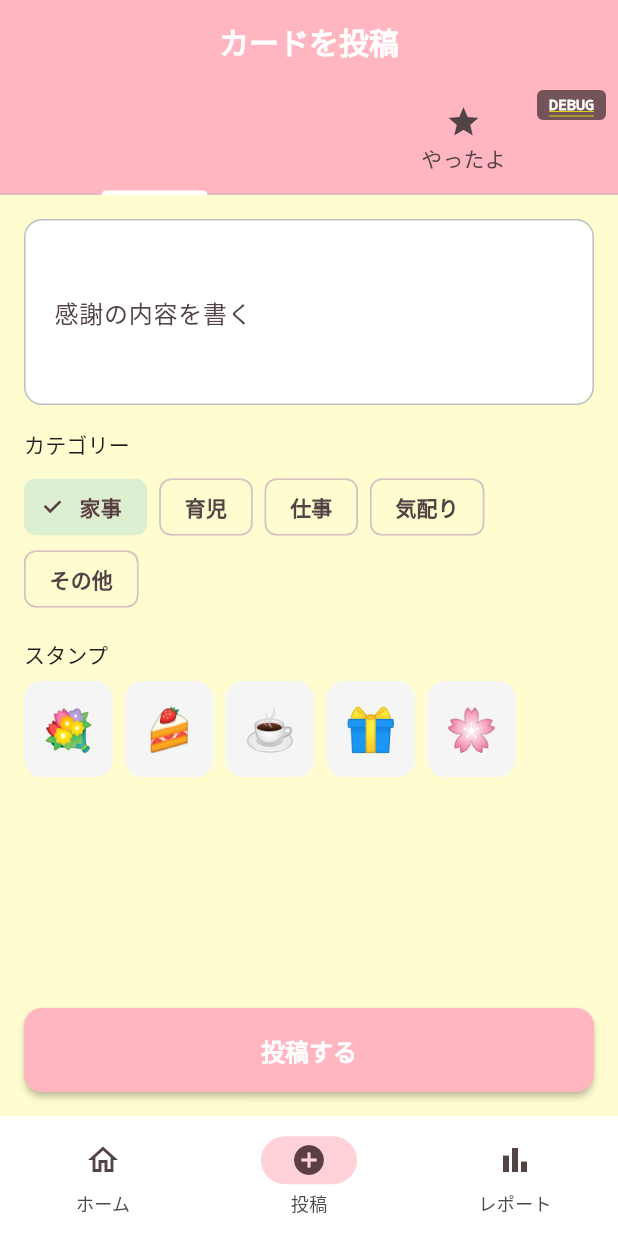
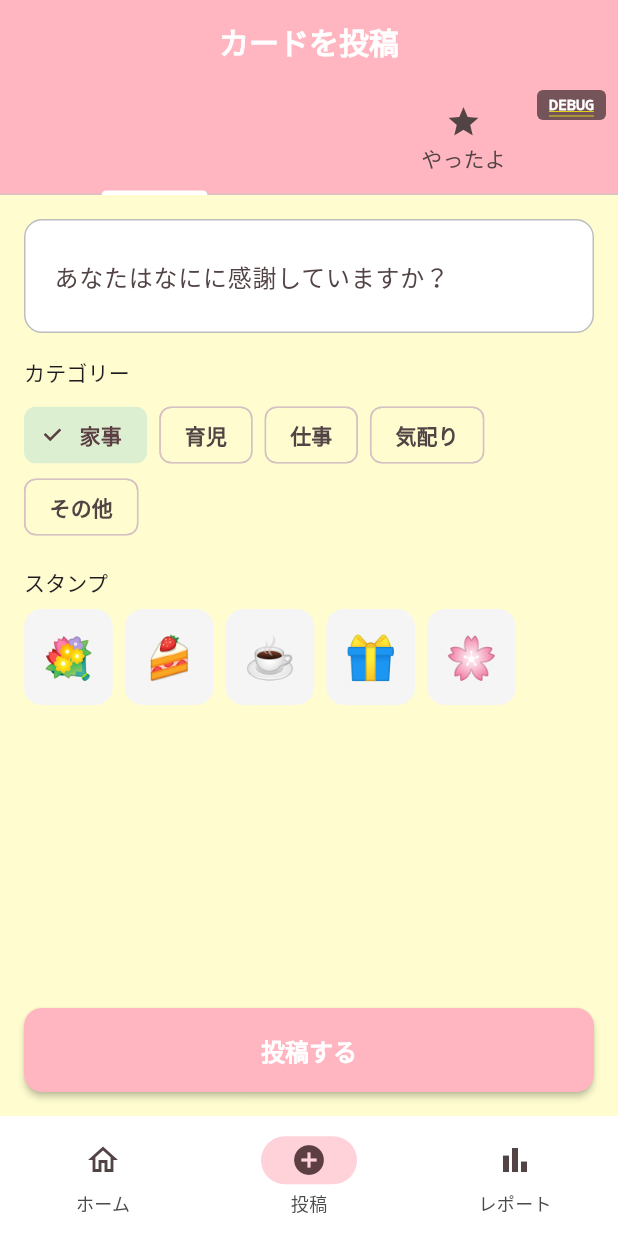
Before and after one commit to yhomas/cupple, a Flutter app: the PostCardScreen screen opened by its route, on a phone screen of 412 x 824 dp. Run offline on Flutter 3.47's test engine with Material 3 defaults, Android fonts, the phone set to English and light mode, and no system bars; our stand-ins replace cloud_firestore, firebase_auth, firebase_core, flutter_riverpod, go_router, google_fonts and 1 more; accounts and stored records are empty; generated files the repository leaves out were written again; network calls fail.

Commit message:
Update card input to word/phrase style with descriptive labels and formatted display messages

```diff
--- a/lib/features/cards/presentation/post_card_screen.dart
+++ b/lib/features/cards/presentation/post_card_screen.dart
@@ -131,11 +131,13 @@ class _PostCardScreenState extends ConsumerState<PostCardScreen>
                       controller: _contentController,
                       decoration: InputDecoration(
                         labelText: _tabController.index == 0
-                            ? '感謝の内容を書く'
-                            : 'やったことを書く',
-                        hintText: '例: 今日の夕飯を作りました！',
+                              ? 'あなたはなにに感謝していますか？'
+                              : 'あなたは何をしましたか？',
+                      hintText: _tabController.index == 0
+                          ? '例: 夕飯作り'
+                          : '例: ゴミ出し',
                       ),
-                      maxLines: 4,
+                      maxLines: 2,
                     ),
                     const SizedBox(height: 16),
                     Text('カテゴリー', style: theme.textTheme.titleSmall),
--- a/lib/features/cards/presentation/timeline_screen.dart
+++ b/lib/features/cards/presentation/timeline_screen.dart
@@ -222,7 +222,14 @@ class _CardTile extends ConsumerWidget {
                     Text(card.stamp!, style: const TextStyle(fontSize: 24)),
                     const SizedBox(width: 8),
                   ],
-                  Expanded(child: Text(card.content, style: theme.textTheme.bodyLarge)),
+                  Expanded(
+                    child: Text(
+                      card.type == CardType.thankYou
+                          ? '${card.senderName ?? "パートナー"}さんがあなたの${CardModel.categoryLabel(card.category)}に感謝しています！'
+                          : '${card.senderName ?? "パートナー"}さんが${card.content}をしました！',
+                      style: theme.textTheme.bodyLarge,
+                    ),
+                  ),
                 ],
               ),
               const SizedBox(height: 8),
```
Also changed, not shown: 1 other file.
